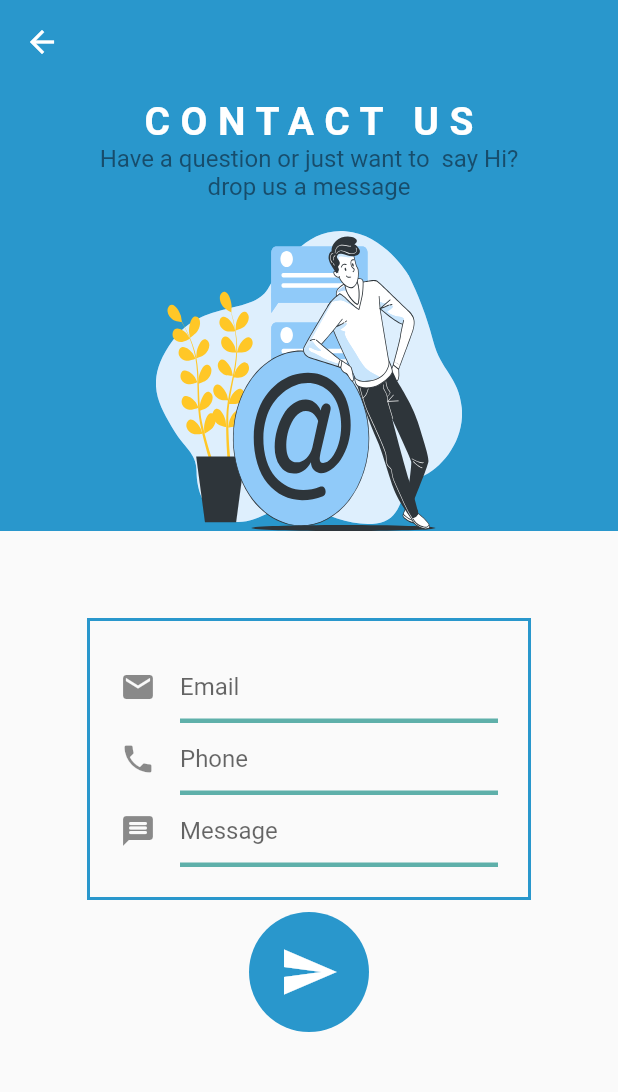
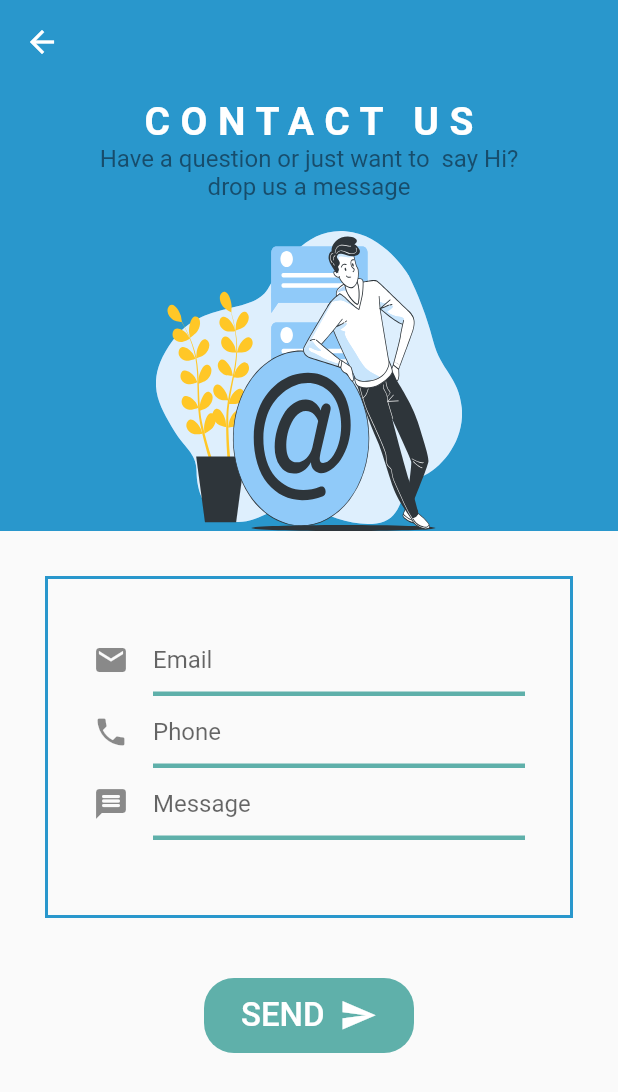
Before and after one commit to mimib00/Pharmacy-App, a Flutter app: the screen it shows after launch, item 2 of the bottom bar chosen, in the side drawer, after a tap on "Contact Us", on a phone screen of 412 x 824 dp. Shown: the top 1092 px of the screen. Run offline on Flutter 3.47's test engine with Material 2 defaults, Android fonts, the phone set to English and light mode, and no system bars; our stand-ins replace cloud_firestore, firebase_auth, firebase_core, flutter_svg, font_awesome_flutter, group_radio_button and 2 more; accounts and stored records are empty.

Commit message:
finishing fixes

```diff
--- a/lib/provider/appData.dart
+++ b/lib/provider/appData.dart
@@ -1,3 +1,4 @@
+import 'package:firebase_auth/firebase_auth.dart';
 import 'package:flutter/cupertino.dart';
 import 'package:pharmacy_app/widgets/cart_medcine_tile.dart';
 
@@ -28,6 +29,7 @@ class AppData with ChangeNotifier {
         price: productData['price'],
       ),
     );
+    notifyListeners();
   }
 
   void nextRegisterPage() {
@@ -40,7 +42,12 @@ class AppData with ChangeNotifier {
   }
 
   void changePage(int index) {
-    _pageIndex = index;
+    print(index);
+    if (FirebaseAuth.instance.currentUser != null) {
+      _pageIndex = index;
+    } else {
+      _pageIndex = index;
+    }
     notifyListeners();
   }
 
--- a/lib/provider/storeData.dart
+++ b/lib/provider/storeData.dart
@@ -41,9 +41,9 @@ class StoreData with ChangeNotifier {
       _categoryProducts.add(
         ProductTile(
           title: doc.data()['name'],
-          imageUrl: doc.data()['imageUrl'],
+          imageUrl: doc.data()['imageUrl'] != null ? doc.data()['imageUrl'] : '',
           description: doc.data()['description'],
-          price: double.parse(doc.data()['price'].toString()),
+          price: doc.data()['price'] != null ? double.parse(doc.data()['price'].toString()) : 0.0,
           inStock: doc.data()['inStock'],
         ),
       );
--- a/lib/root.dart
+++ b/lib/root.dart
@@ -1,4 +1,3 @@
-import 'package:firebase_auth/firebase_auth.dart';
 import 'package:flutter/material.dart';
 import 'package:font_awesome_flutter/font_awesome_flutter.dart';
 import 'package:pharmacy_app/provider/appData.dart';
@@ -19,25 +18,35 @@ class RootPage extends StatefulWidget {
 }
 
 class _RootPageState extends State<RootPage> {
-  List<Widget> screens = FirebaseAuth.instance.currentUser != null
-      ? [
+  List<Widget> screens = [
     HomePage(),
     SearchPage(),
     ProfilePage(),
     PaperScan(),
     ShoppingCarte()
-        ]
-      : [
-          HomePage(),
-          SearchPage(),
-          PaperScan(),
-          ShoppingCarte()
   ];
+
+//         List navBarItems (){
+
+//   if(your condition X){
+
+//     return ["item1","item2","item3"];
+//   }else{
+//     return ["item1","item2"];
+//   }
+
+// }
+
   @override
   void initState() {
     super.initState();
     Provider.of<StoreData>(context, listen: false).fetchCategories(context);
     Provider.of<OrderData>(context, listen: false).getUserData();
+    updateList();
+  }
+
+  void updateList() {
+    setState(() {});
   }
 
   @override
@@ -55,7 +64,11 @@ class _RootPageState extends State<RootPage> {
         body: screens[screenIndex],
         bottomNavigationBar: BottomNavigationBar(
             onTap: (index) {
+              if (Provider.of<OrderData>(context, listen: false).userData == null && index == 2) {
+                return;
+              }
               context.read<AppData>().changePage(index);
+              setState(() {});
             },
             type: BottomNavigationBarType.fixed,
             unselectedIconTheme: IconThemeData(color: Colors.grey, size: 30),
@@ -94,8 +107,7 @@ class _RootPageState extends State<RootPage> {
                 ),
                 label: '',
               ),
-          ],
-        ),
+            ]),
       ),
     );
   }
--- a/lib/views/checkout_steps/step2_login.dart
+++ b/lib/views/checkout_steps/step2_login.dart
@@ -1,7 +1,6 @@
 import 'package:firebase_auth/firebase_auth.dart';
 import 'package:flutter/material.dart';
 import 'package:flutter_svg/flutter_svg.dart';
-import 'package:pharmacy_app/provider/appData.dart';
 import 'package:pharmacy_app/provider/orderData.dart';
 import 'package:pharmacy_app/utils/color.dart';
 import 'package:pharmacy_app/views/checkout_steps/step2_register.dart';
@@ -25,8 +24,8 @@ class _AuthenticationStepState extends State<AuthenticationStep> {
 
     if (userCredential.user != null) {
       Provider.of<OrderData>(context, listen: false).setUser(userCredential.user!);
-
-      context.read<AppData>().changeCheckoutStep(context.read<AppData>().checkoutStep + 1);
+      Provider.of<OrderData>(context).getUserData();
+      // context.read<AppData>().changeCheckoutStep(context.read<AppData>().checkoutStep + 1);
       setState(() {});
     }
 
--- a/lib/views/checkout_steps/step4.dart
+++ b/lib/views/checkout_steps/step4.dart
@@ -143,7 +143,7 @@ class _OrderStepState extends State<OrderStep> {
                   onTap: () {
                     Provider.of<OrderData>(context, listen: false).makeOrder(_payment);
                   },
-                  title: 'Order',
+                  title: 'ORDER',
                 ),
               ),
             ],
--- a/lib/views/drawer_views/contact_us.dart
+++ b/lib/views/drawer_views/contact_us.dart
@@ -1,6 +1,7 @@
 import 'package:flutter/material.dart';
 import 'package:flutter_svg/flutter_svg.dart';
 import 'package:pharmacy_app/utils/color.dart';
+import 'package:pharmacy_app/widgets/custom_button_2.dart';
 
 // ignore: must_be_immutable
 class ContactUs extends StatelessWidget {
@@ -20,7 +21,7 @@ class ContactUs extends StatelessWidget {
         body: SingleChildScrollView(
           child: Container(
             width: double.infinity,
-            height: MediaQuery.of(context).size.height,
+            height: MediaQuery.of(context).size.height * .85,
             child: Column(
               children: [
                 // Header
@@ -62,11 +63,9 @@ class ContactUs extends StatelessWidget {
                 // Body
                 Container(
                   width: double.infinity,
-                  child: Padding(
-                    padding: const EdgeInsets.all(8.0),
                   child: Container(
-                      margin: const EdgeInsets.only(left: 50, top: 50, right: 50),
-                      padding: EdgeInsets.symmetric(horizontal: 20, vertical: 20),
+                    margin: const EdgeInsets.only(left: 30, top: 30, right: 30),
+                    padding: EdgeInsets.only(left: 30, top: 30, right: 30, bottom: 50),
                     decoration: BoxDecoration(border: Border.all(color: kPrimaryColor, width: 2)),
                     child: Form(
                       key: _formKey,
@@ -113,21 +112,14 @@ class ContactUs extends StatelessWidget {
                     ),
                   ),
                 ),
+                SizedBox(height: 40),
+                Padding(
+                  padding: const EdgeInsets.symmetric(horizontal: 120),
+                  child: CustomButton2(
+                    onTap: () {},
+                    title: 'SEND',
                   ),
-                Container(
-                  width: 80,
-                  height: 80,
-                  decoration: BoxDecoration(
-                    color: kPrimaryColor,
-                    borderRadius: BorderRadius.circular(45),
                 ),
-                  child: IconButton(
-                    iconSize: 40,
-                    onPressed: () {},
-                    icon: Icon(Icons.send),
-                    color: Colors.white,
-                  ),
-                )
               ],
             ),
           ),
```
Also changed, not shown: lib/views/checkout_steps/step3.dart (+8 -8 lines), lib/views/drawer_views/location_and_hours.dart (+6 -1 lines), lib/views/drawer_views/settings.dart (+8 -2 lines), lib/widgets/category_product_tile.dart (+8 -1 lines). Lines whose indentation alone changed are shown as unchanged.
